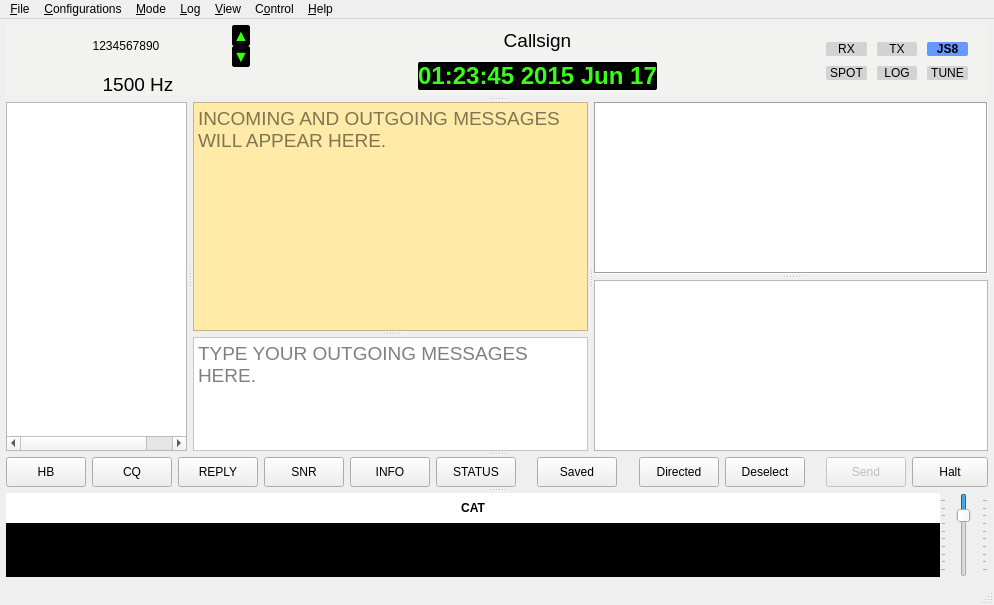
This is JS8_UI/mainwindow.ui in JS8Call-improved/JS8Call-improved as Qt 5 draws it before an edit. The edited form follows.
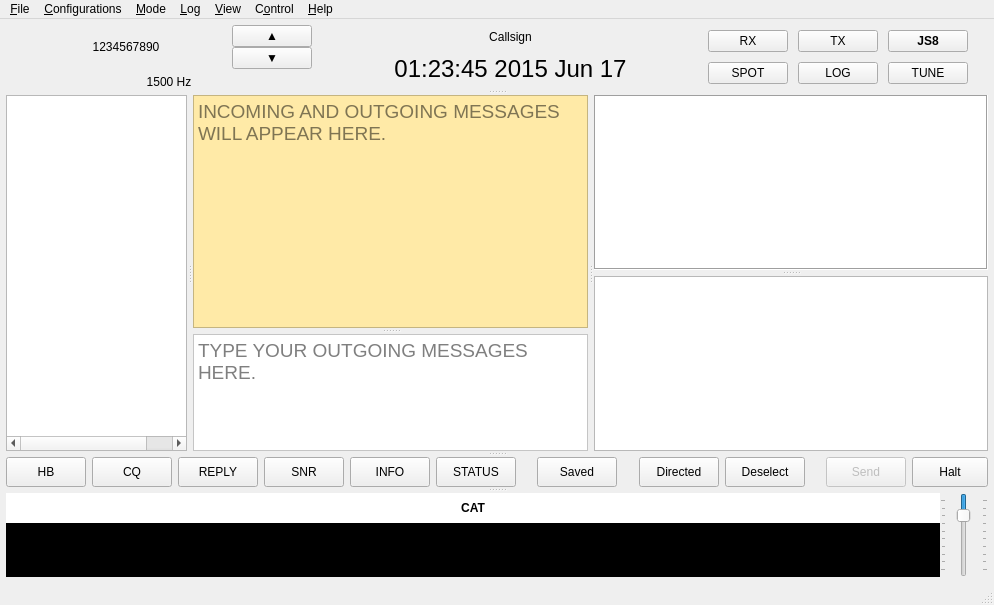
This is the edited form. Custom widgets are drawn as their Qt base class.

Commit message: Move header bar styling out of mainwindow.ui and create a new Styles namespace in styles.h to define the header bar styling on a per- platform basis

Patch:
```diff
--- a/JS8_UI/mainwindow.ui
+++ b/JS8_UI/mainwindow.ui
@@ -90,9 +90,6 @@
         </property>
         <item>
          <widget class="QFrame" name="logWidget">
-          <property name="styleSheet">
-           <string>QFrame#logWidget { background-color: #F2F2F0; }</string>
-          </property>
           <property name="sizePolicy">
            <sizepolicy hsizetype="Expanding" vsizetype="Minimum">
             <horstretch>0</horstretch>
@@ -102,7 +99,7 @@
           <property name="minimumSize">
            <size>
             <width>0</width>
-            <height>10</height>
+            <height>40</height>
            </size>
           </property>
           <property name="maximumSize">
@@ -209,20 +206,6 @@
                     <property name="text">
                      <string>▲</string>
                     </property>
-                    <property name="styleSheet">
-                     <string notr="true">
-                    QPushButton {
-                        background-color: #000000;
-                        color: #39FF14;
-                        font-size: 12pt;
-                        border:1px solid;
-                        border-radius:2px;
-                    }
-                    QPushButton:pressed {
-                        background-color: #222;
-                    }
-                    </string>
-                    </property>
                    </widget>
                   </item>
                   <item>
@@ -239,20 +222,6 @@
                     <property name="text">
                     <string>▼</string>
                     </property>
-                    <property name="styleSheet">
-                     <string notr="true">
-                      QPushButton {
-                       background-color: #000000;
-                       color: #39FF14;
-                       font-size: 12pt;
-                       border:1px solid;
-                       border-radius:2px;
-                      }
-                      QPushButton:pressed {
-                       background-color: #222;
-                      }
-                    </string>
-                    </property>
                    </widget>
                   </item>
                  </layout>
@@ -273,15 +242,6 @@
                 <property name="toolTip">
                  <string>Set Current Frequency Offset</string>
                 </property>
-                <property name="styleSheet">
-                 <string notr="true">
-                  QLabel {
-                   font-size: 14pt;
-                   line-height:12pt;
-                   color : black;
-                  }
-                 </string>
-                </property>
                 <property name="text">
                  <string>1500 Hz</string>
                 </property>
@@ -353,14 +313,6 @@
                 <property name="toolTip">
                  <string>Set Callsign and Grid</string>
                 </property>
-                <property name="styleSheet">
-                    <string notr="true">QLabel {
-                        font-size: 14pt;
-                        line-height:12pt;
-                        color : black;
-                        }
-                    </string>
-                </property>
                 <property name="text">
                  <string>Callsign</string>
                 </property>
@@ -382,18 +334,6 @@
                   <pointsize>14</pointsize>
                  </font>
                 </property>
-                <property name="styleSheet">
-                    <string notr="true">QLabel {
-                        border-radius:2px;
-                        font-size: 18pt;
-                        line-height:18pt;
-                        font-family: Consolas, 'Courier New', monospace;
-                        font-weight: bold;
-                        background-color: black;
-                        color : #39FF14;
-                        }
-                    </string>
-                </property>
                 <property name="frameShape">
                  <enum>QFrame::Shape::NoFrame</enum>
                 </property>
@@ -450,19 +390,6 @@
                <height>0</height>
               </size>
              </property>
-             <property name="styleSheet">
-              <string notr="true">QPushButton {
-	background-color:lightgray;
-	padding:0.25em 0.25em; font-weight:normal;
-	border-style:solid;
-	border-width:0px;
-	border-radius:2px;
- }
-
-QPushButton:checked {
-  background-color:#6699ff;
-}</string>
-             </property>
              <property name="frameShape">
               <enum>QFrame::Shape::NoFrame</enum>
              </property>
@@ -522,23 +449,6 @@
                 <property name="toolTip">
                  <string>Enable or disable the transmitter</string>
                 </property>
-                <property name="styleSheet">
-                 <string notr="true">QPushButton {
-	background-color:lightgray;
-	padding:0.25em 0.25em; font-weight:normal;
-	border-style:solid;
-	border-width:0px;
-	border-radius:2px;
- }
-
-QPushButton:checked {
-  background-color:#22FF22;
-}
-
-QPushButton[transmitting=&quot;true&quot;] {
-  background-color:#FF2222;
-}</string>
-                </property>
                 <property name="text">
                  <string>TX</string>
                 </property>
@@ -585,19 +495,6 @@
                 <property name="toolTip">
                  <string>&lt;html&gt;&lt;head/&gt;&lt;body&gt;&lt;p&gt;Enable or disable the receiver&lt;/p&gt;&lt;/body&gt;&lt;/html&gt;</string>
                 </property>
-                <property name="styleSheet">
-                 <string notr="true">QPushButton {
-	background-color:lightgray;
-	padding:0.25em 0.25em; font-weight:normal;
-	border-style:solid;
-	border-width:0px;
-	border-radius:2px;
- }
-
-QPushButton:checked {
-  background-color:#22FF22;
-}</string>
-                </property>
                 <property name="text">
                  <string>RX</string>
                 </property>
@@ -647,19 +544,6 @@
                 <property name="toolTip">
                  <string>&lt;html&gt;&lt;head/&gt;&lt;body&gt;&lt;p&gt;Insert a new entry into the log&lt;/p&gt;&lt;/body&gt;&lt;/html&gt;</string>
                 </property>
-                <property name="styleSheet">
-                 <string notr="true">QPushButton {
-	background-color:lightgray;
-	padding:0.25em 0.25em; font-weight:normal;
-	border-style:solid;
-	border-width:0px;
-	border-radius:2px;
- }
-
-QPushButton:checked {
-  background-color:#6699ff;
-}</string>
-                </property>
                 <property name="text">
                  <string>LOG</string>
                 </property>
@@ -700,19 +584,6 @@
                 <property name="toolTip">
                  <string>&lt;html&gt;&lt;head/&gt;&lt;body&gt;&lt;p&gt;Transmit a tuning tone&lt;/p&gt;&lt;/body&gt;&lt;/html&gt;</string>
                 </property>
-                <property name="styleSheet">
-                 <string notr="true">QPushButton {
-	background-color:lightgray;
-	padding:0.25em 0.25em; font-weight:normal;
-	border-style:solid;
-	border-width:0px;
-	border-radius:2px;
- }
-
-QPushButton:checked {
-  background-color:#6699ff;
-}</string>
-                </property>
                 <property name="text">
                  <string>TUNE</string>
                 </property>
@@ -755,19 +626,6 @@
                 <property name="toolTip">
                  <string>&lt;html&gt;&lt;head/&gt;&lt;body&gt;&lt;p&gt;Set the JS8 mode settings&lt;/p&gt;&lt;/body&gt;&lt;/html&gt;</string>
                 </property>
-                <property name="styleSheet">
-                 <string notr="true">QPushButton {
-padding:0.25em 0.25em; font-weight:bold;
-border-style:solid;
-border-width:0px;
-border-radius:2px;
-background-color:#6699ff;
-}
-
-QPushButton:checked {
-background-color:#6699ff;
-}</string>
-                </property>
                 <property name="text">
                  <string>JS8</string>
                 </property>
@@ -811,19 +669,6 @@
                 <property name="toolTip">
                  <string>&lt;html&gt;&lt;head/&gt;&lt;body&gt;&lt;p&gt;Spot to reporting networks&lt;/p&gt;&lt;/body&gt;&lt;/html&gt;</string>
                 </property>
-                <property name="styleSheet">
-                 <string notr="true">QPushButton {
-        background-color:lightgray;
-        padding:0.25em 0.25em; font-weight:normal;
-        border-style:solid;
-        border-width:0px;
-        border-radius:2px;
- }
-
-QPushButton:checked {
-  background-color:#6699ff;
-}</string>
-                </property>
                 <property name="text">
                  <string>SPOT</string>
                 </property>
```
The commit also changes 3 other files.
